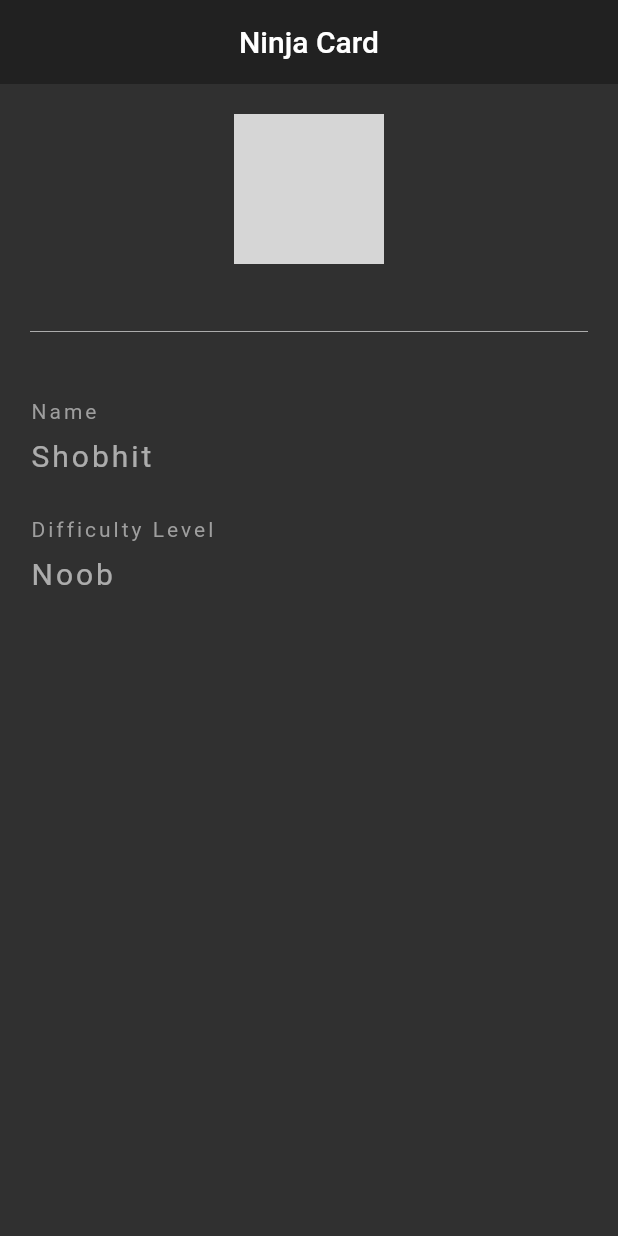
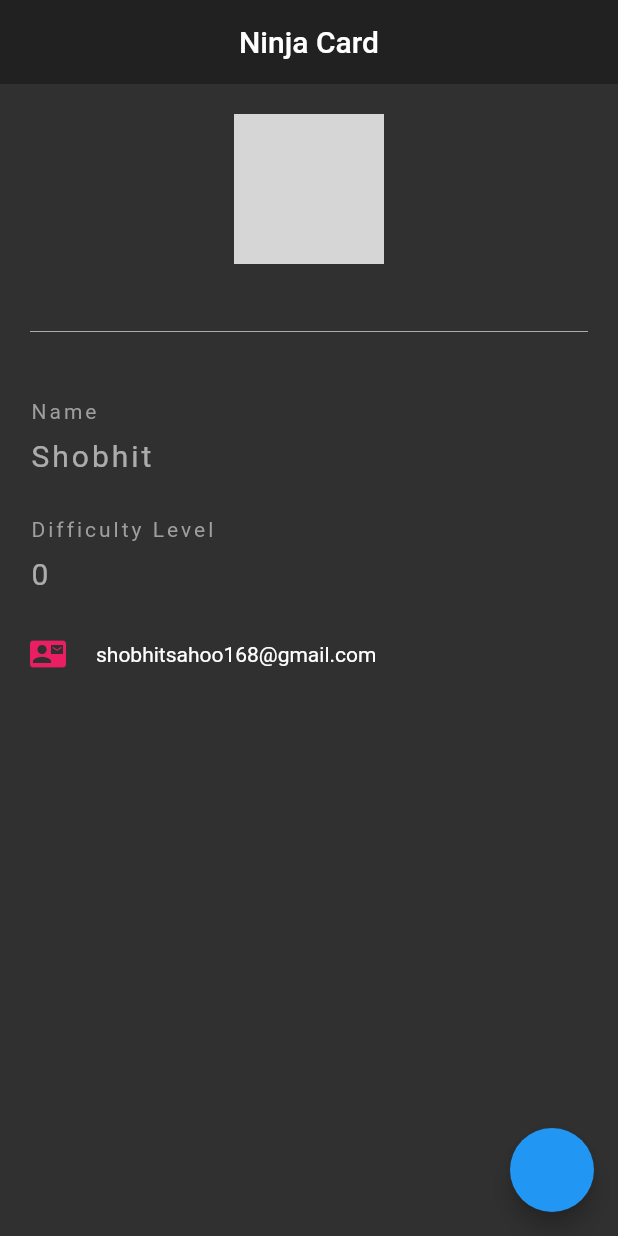
Before and after one commit to Shobhit-1608/flutter_simple_projects, a Flutter app: the NinjaCard screen opened directly, on a phone screen of 412 x 824 dp. Run offline on Flutter 3.47's test engine with Material 2 defaults, Android fonts, the phone set to English and light mode, and no system bars; grey boxes are pictures that could not be loaded.

```diff
--- a/lib/ninjacard/ninja_card.dart
+++ b/lib/ninjacard/ninja_card.dart
@@ -4,8 +4,16 @@ void main() => runApp(MaterialApp(
   home: NinjaCard(),
 ));
 
-class NinjaCard extends StatelessWidget {
+class NinjaCard extends StatefulWidget {
   const NinjaCard({Key? key}) : super(key: key);
+
+  @override
+  _NinjaCardState createState() => _NinjaCardState();
+}
+
+class _NinjaCardState extends State<NinjaCard> {
+
+  int ninjalevel = 0;
 
   @override
   Widget build(BuildContext context) {
@@ -49,15 +57,36 @@ class NinjaCard extends StatelessWidget {
                 letterSpacing: 2.0,
               ),),
             SizedBox(height: 10.0),
-            Text("Noob",
+            Text("$ninjalevel",
               style: TextStyle(
                 color: Colors.white60,
                 letterSpacing: 2.0,
                 fontSize: 20.0,
               ),),
+            SizedBox(height: 30.0,),
+            Row(
+              children: [
+                Icon(Icons.contact_mail,
+                color: Colors.pink,),
+                SizedBox(width: 20.0,),
+                Text('shobhitsahoo168@gmail.com',
+                style: TextStyle(
+                  color: Colors.white,
+                ),),
+
+              ],
+            )
           ],
         ),
-      )
+      ),
+        floatingActionButton: FloatingActionButton(onPressed: () {
+          setState(() {
+            ninjalevel = ninjalevel +1;
+          });
+
+        },
+
+    ),
     );
   }
 }
```
